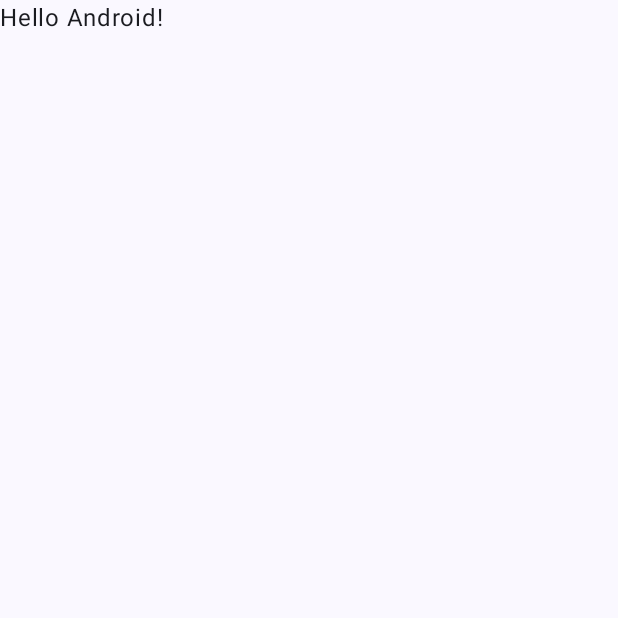
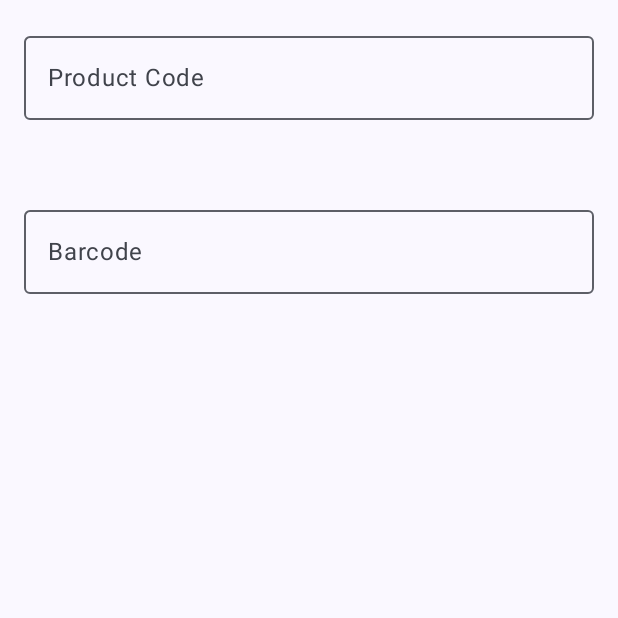
Before and after one commit to bajobozic/ScannerTest, an Android app built with Jetpack Compose: the screen it shows after launch (MainActivity), on a phone screen of 412 x 824 dp, the top half of it. Before the commit the part shown is almost empty. Run offline under Robolectric (Android 15) with nearby library versions, the phone set to English and light mode, and no system bars.

Commit message:
Scanner screen and apk

```diff
--- a/app/src/main/java/rs/bajobozic/scannertest/MainActivity.kt
+++ b/app/src/main/java/rs/bajobozic/scannertest/MainActivity.kt
@@ -20,28 +20,9 @@ class MainActivity : ComponentActivity() {
         setContent {
             ScannerTestTheme {
                 Scaffold(modifier = Modifier.fillMaxSize()) { innerPadding ->
-                    Greeting(
-                        name = "Android",
-                        modifier = Modifier.padding(innerPadding)
-                    )
+                    ScannerScreen(Modifier.padding(innerPadding))
                 }
             }
         }
     }
 }
-
-@Composable
-fun Greeting(name: String, modifier: Modifier = Modifier) {
-    Text(
-        text = "Hello $name!",
-        modifier = modifier
-    )
-}
-
-@Preview(showBackground = true)
-@Composable
-fun GreetingPreview() {
-    ScannerTestTheme {
-        Greeting("Android")
-    }
-}
--- /dev/null
+++ b/app/src/main/java/rs/bajobozic/scannertest/ScannerScreen.kt
@@ -0,0 +1,91 @@
+package rs.bajobozic.scannertest
+
+import androidx.compose.foundation.layout.Arrangement
+import androidx.compose.foundation.layout.Column
+import androidx.compose.foundation.layout.fillMaxSize
+import androidx.compose.foundation.layout.fillMaxWidth
+import androidx.compose.foundation.layout.padding
+import androidx.compose.foundation.text.KeyboardActions
+import androidx.compose.foundation.text.KeyboardOptions
+import androidx.compose.material3.MaterialTheme
+import androidx.compose.material3.OutlinedTextField
+import androidx.compose.material3.Text
+import androidx.compose.runtime.Composable
+import androidx.compose.runtime.getValue
+import androidx.compose.runtime.mutableStateOf
+import androidx.compose.runtime.remember
+import androidx.compose.runtime.setValue
+import androidx.compose.ui.Modifier
+import androidx.compose.ui.focus.FocusDirection
+import androidx.compose.ui.platform.LocalFocusManager
+import androidx.compose.ui.text.input.ImeAction
+import androidx.compose.ui.tooling.preview.Preview
+import androidx.compose.ui.unit.dp
+
+@Composable
+fun ScannerScreen(modifier: Modifier= Modifier) {
+    var productCode by remember { mutableStateOf("") }
+    var enteredProductCode by remember { mutableStateOf("") }
+
+    var barcode by remember { mutableStateOf("") }
+    var enteredBarcode by remember { mutableStateOf("") }
+    val focusManager = LocalFocusManager.current
+    Column(
+        modifier = modifier
+            .fillMaxSize()
+            .padding(16.dp),
+        verticalArrangement = Arrangement.spacedBy(16.dp)
+    ) {
+        // Product Code Text Field
+        OutlinedTextField(
+            value = productCode,
+            onValueChange = { productCode = it },
+            label = { Text("Product Code") },
+            placeholder = { Text("Enter Product Code") },
+            singleLine = true,
+            keyboardOptions = KeyboardOptions.Default.copy(imeAction = ImeAction.Done),
+            keyboardActions = KeyboardActions(
+                onDone = {
+                    focusManager.moveFocus(FocusDirection.Down)
+                    enteredProductCode = productCode
+                }
+            ),
+            modifier = Modifier.fillMaxWidth()
+        )
+
+        // Reflect Product Code Text
+        Text(
+            text = if (enteredProductCode.isNotEmpty()) "Entered Product Code: $enteredProductCode" else "",
+            style = MaterialTheme.typography.bodyMedium
+        )
+
+        // Barcode Text Field
+        OutlinedTextField(
+            value = barcode,
+            onValueChange = { barcode = it },
+            label = { Text("Barcode") },
+            placeholder = { Text("Enter Barcode") },
+            singleLine = true,
+            keyboardOptions = KeyboardOptions.Default.copy(imeAction = ImeAction.Done),
+            keyboardActions = KeyboardActions(
+                onDone = {
+                    focusManager.clearFocus()
+                    enteredBarcode = barcode
+                }
+            ),
+            modifier = Modifier.fillMaxWidth()
+        )
+
+        // Reflect Barcode Text
+        Text(
+            text = if (enteredBarcode.isNotEmpty()) "Entered Barcode: $enteredBarcode" else "",
+            style = MaterialTheme.typography.bodyMedium
+        )
+    }
+}
+
+@Preview(showBackground = true)
+@Composable
+fun ScannerScreenPreview() {
+    ScannerScreen()
+}
--- a/gradle/libs.versions.toml
+++ b/gradle/libs.versions.toml
@@ -1,7 +1,7 @@
 [versions]
 agp = "8.5.2"
 kotlin = "1.9.0"
-coreKtx = "1.15.0"
+coreKtx = "1.13.0"
 junit = "4.13.2"
 junitVersion = "1.2.1"
 espressoCore = "3.6.1"
```
Also changed, not shown: 1 other file.
